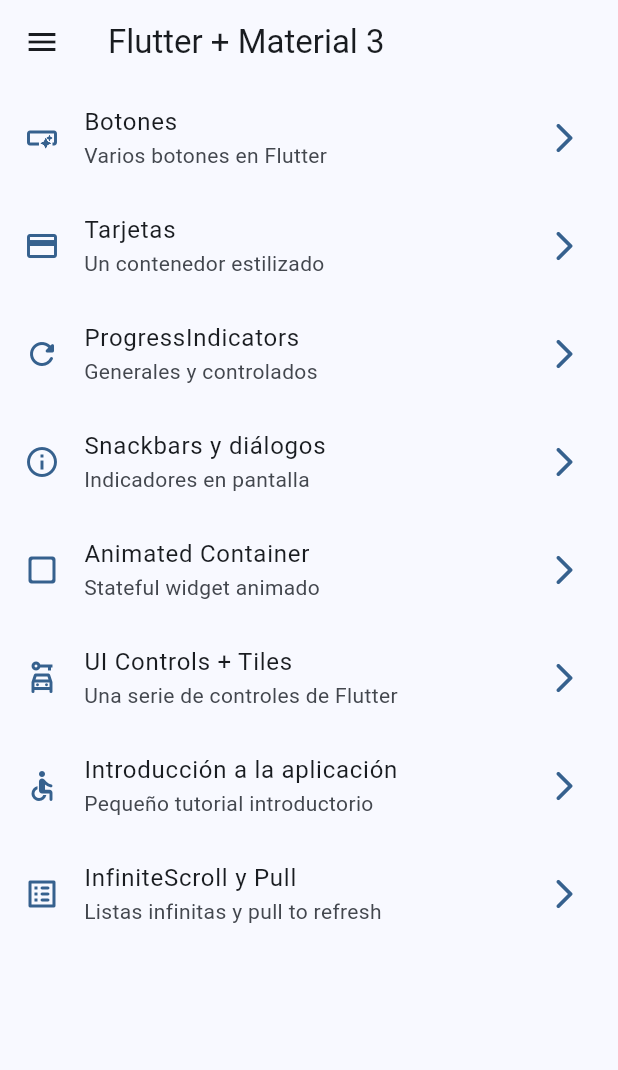
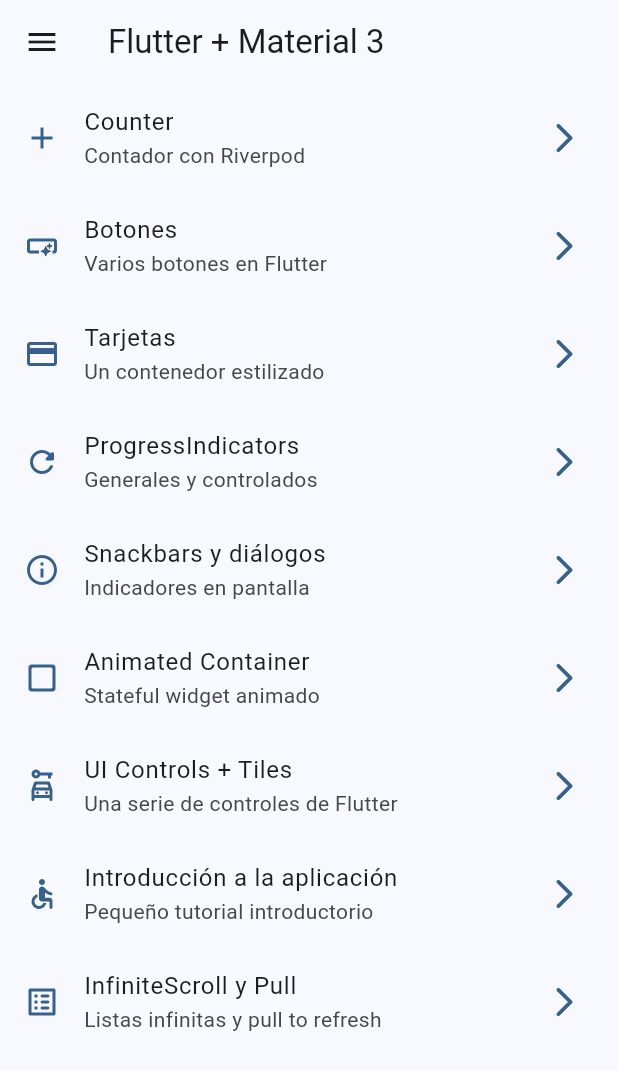
Before and after one commit to rmoreno-software/cursos, a Flutter app: the screen it shows after launch, on a phone screen of 412 x 824 dp. Shown: the top 1070 px of the screen. Run offline on Flutter 3.47's test engine with Material 3 defaults, Android fonts, the phone set to English and light mode, and no system bars; our stand-ins replace animate_do, dio, go_router, video_player.

Commit message:
S11 - Preparación de pantalla para Riverpod

```diff
--- a/Flutter/widgets_app/lib/config/menu/menu_items.dart
+++ b/Flutter/widgets_app/lib/config/menu/menu_items.dart
@@ -16,6 +16,12 @@ class MenuItem {
 }
 
 const appMenuItems = <MenuItem>[
+  MenuItem(
+    title: 'Counter',
+    subTitle: 'Contador con Riverpod',
+    link: '/counter',
+    icon: Icons.add
+  ),
   MenuItem(
     title: 'Botones',
     subTitle: 'Varios botones en Flutter',
--- a/Flutter/widgets_app/lib/config/router/app_router.dart
+++ b/Flutter/widgets_app/lib/config/router/app_router.dart
@@ -48,6 +48,10 @@ final appRouter = GoRouter(
       name: InfiniteScrollScreen.name,
       path: '/infinite',
       builder: (context, state) => InfiniteScrollScreen(),
+    ),
+    GoRoute(
+      path: '/counter',
+      builder: (context, state) => CounterScreen(),
     )
   ]
 );
--- a/Flutter/widgets_app/lib/presentation/screens/screens.dart
+++ b/Flutter/widgets_app/lib/presentation/screens/screens.dart
@@ -1,4 +1,5 @@
 
+export 'package:widgets_app/presentation/screens/counter/counter_screen.dart';
 export 'package:widgets_app/presentation/screens/animated/animated_screen.dart';
 export 'package:widgets_app/presentation/screens/app_tutotial/app_tutorial_screen.dart';
 export 'package:widgets_app/presentation/screens/buttons/buttons_screen.dart';
```
Also changed, not shown: Flutter/widgets_app/lib/presentation/screens/counter/counter_screen.dart (added, +22 -0 lines).
